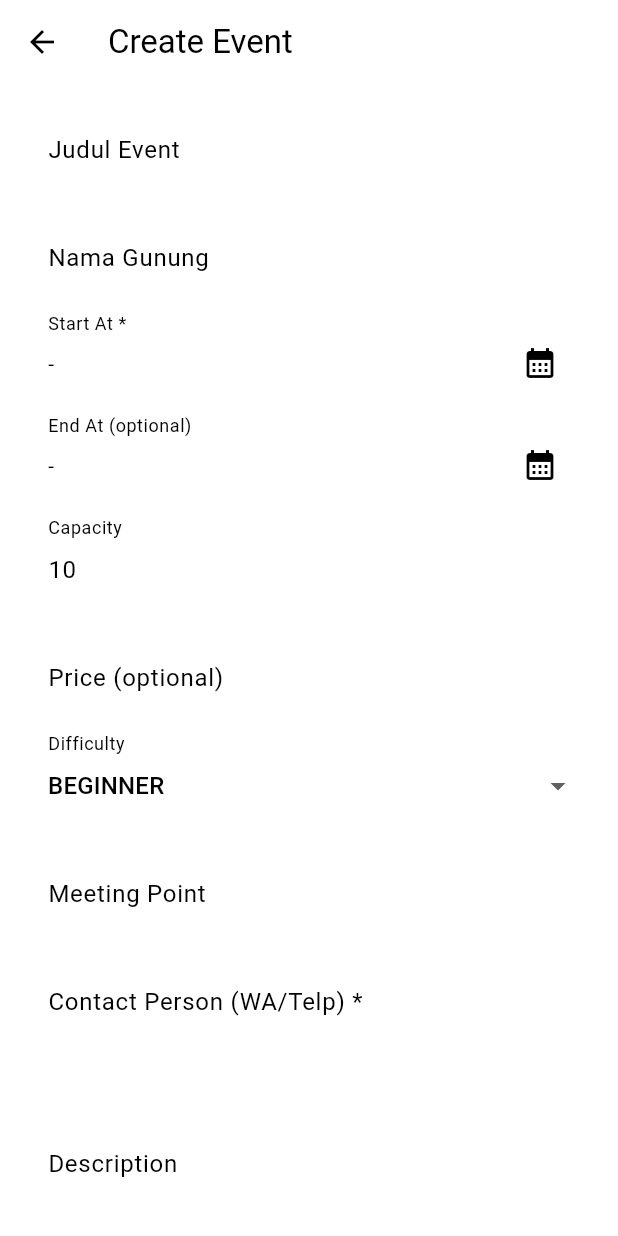
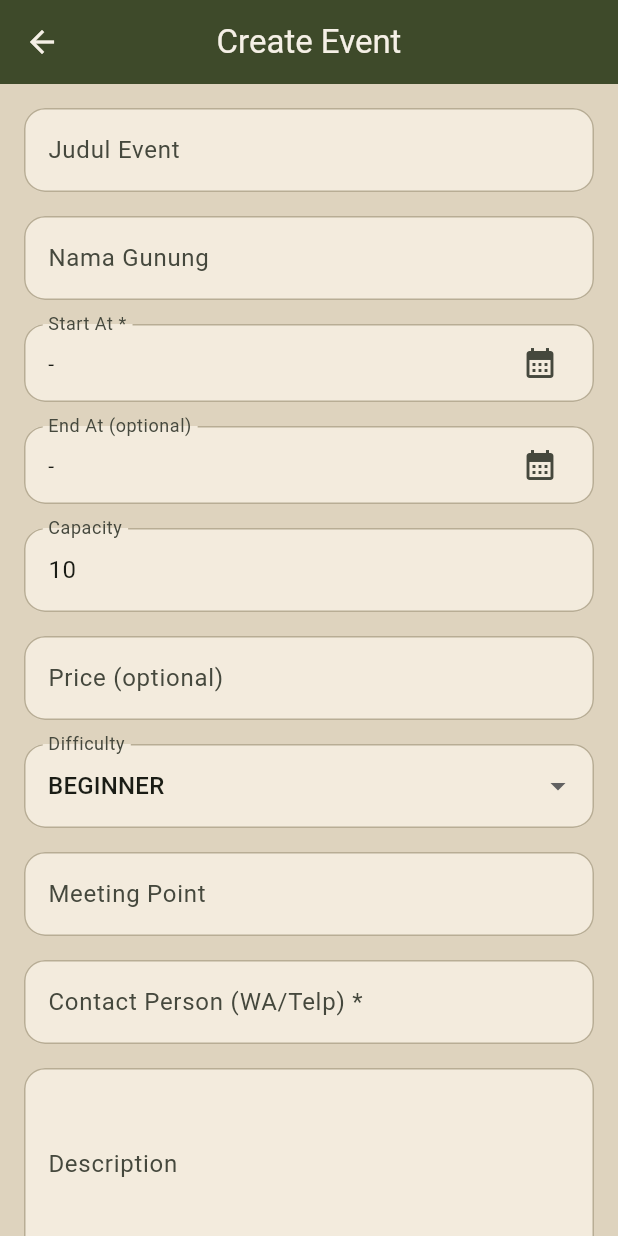
Before and after one commit to pbp-kelompok-c09/MountTrack_mobile, a Flutter app: the CommunityEventListPage screen opened directly, after a tap on the "add" icon, on a phone screen of 412 x 824 dp. Run offline on Flutter 3.47's test engine with Material 3 defaults, Android fonts, the phone set to English and light mode, and no system bars; missing offline and left inert: pbp_django_auth; accounts and stored records are empty.

Commit message:
community theme

```diff
--- /dev/null
+++ b/lib/community/community_theme.dart
@@ -0,0 +1,65 @@
+import 'package:flutter/material.dart';
+
+class CommunityTheme {
+  static ThemeData get theme {
+    const olive = Color(0xFF3E4A2A);
+    const bgBeige = Color(0xFFDED3BE);
+    const surfaceBeige = Color(0xFFE7DDC7);
+    const inputBeige = Color(0xFFF3EBDD);
+    const borderBeige = Color(0xFFB8AD95);
+    const onOlive = Color(0xFFF5F0E6);
+
+    final scheme = ColorScheme.fromSeed(
+      seedColor: olive,
+      brightness: Brightness.light,
+    ).copyWith(
+      background: bgBeige,
+      surface: surfaceBeige,
+      primary: olive,
+      onPrimary: onOlive,
+    );
+
+    return ThemeData(
+      useMaterial3: true,
+      colorScheme: scheme,
+
+      // background default
+      scaffoldBackgroundColor: bgBeige,
+
+      // bantu beberapa widget lama supaya gak putih
+      canvasColor: bgBeige,
+      dialogBackgroundColor: surfaceBeige,
+
+      appBarTheme: const AppBarTheme(
+        backgroundColor: olive,
+        foregroundColor: onOlive,
+        elevation: 0,
+        centerTitle: true,
+      ),
+
+      inputDecorationTheme: InputDecorationTheme(
+        filled: true,
+        fillColor: inputBeige,
+        border: OutlineInputBorder(
+          borderRadius: BorderRadius.circular(14),
+          borderSide: const BorderSide(color: borderBeige),
+        ),
+        enabledBorder: OutlineInputBorder(
+          borderRadius: BorderRadius.circular(14),
+          borderSide: const BorderSide(color: borderBeige),
+        ),
+        focusedBorder: OutlineInputBorder(
+          borderRadius: BorderRadius.circular(14),
+          borderSide: const BorderSide(color: olive, width: 1.6),
+        ),
+      ),
+
+      elevatedButtonTheme: ElevatedButtonThemeData(
+        style: ElevatedButton.styleFrom(
+          backgroundColor: olive,
+          foregroundColor: onOlive,
+        ),
+      ),
+    );
+  }
+}
--- a/lib/community/screens/event_create.dart
+++ b/lib/community/screens/event_create.dart
@@ -1,6 +1,7 @@
 import 'package:flutter/material.dart';
 import '../models/community_event.dart';
 import 'event_store.dart';
+import '../community_theme.dart';
 
 class CommunityEventCreatePage extends StatefulWidget {
   const CommunityEventCreatePage({super.key});
@@ -97,7 +98,9 @@ class _CommunityEventCreatePageState extends State<CommunityEventCreatePage> {
 
   @override
   Widget build(BuildContext context) {
-    return Scaffold(
+    return Theme(
+      data: CommunityTheme.theme,
+      child: Scaffold(
         appBar: AppBar(title: const Text("Create Event")),
         body: SingleChildScrollView(
           padding: const EdgeInsets.all(16),
@@ -154,6 +157,7 @@ class _CommunityEventCreatePageState extends State<CommunityEventCreatePage> {
                 ),
               ),
             ],
+          ),
         ),
       ),
     );
--- a/lib/community/screens/event_detail.dart
+++ b/lib/community/screens/event_detail.dart
@@ -2,6 +2,7 @@ import 'package:flutter/material.dart';
 import '../models/community_event.dart';
 import '../models/comment.dart';
 import '../models/event_join.dart';
+import '../community_theme.dart';
 
 class CommunityEventDetailPage extends StatefulWidget {
   final CommunityEvent event;
@@ -126,7 +127,9 @@ class _CommunityEventDetailPageState extends State<CommunityEventDetailPage> {
     final e = widget.event;
     final kuota = "${e.confirmedCount()}/${e.capacity}";
 
-    return Scaffold(
+    return Theme(
+      data: CommunityTheme.theme,
+      child: Scaffold(
         appBar: AppBar(
           title: const Text("Event Detail"),
           actions: [
@@ -196,6 +199,7 @@ class _CommunityEventDetailPageState extends State<CommunityEventDetailPage> {
                   )),
           ],
         ),
+      ),
     );
   }
 }
--- a/lib/community/screens/event_list.dart
+++ b/lib/community/screens/event_list.dart
@@ -3,6 +3,7 @@ import '../models/community_event.dart';
 import 'event_create.dart';
 import 'event_detail.dart';
 import 'event_store.dart';
+import '../community_theme.dart';
 
 class CommunityEventListPage extends StatefulWidget {
   const CommunityEventListPage({super.key});
@@ -44,7 +45,9 @@ class _CommunityEventListPageState extends State<CommunityEventListPage> {
   Widget build(BuildContext context) {
     final items = filtered;
 
-    return Scaffold(
+    return Theme(
+      data: CommunityTheme.theme,
+      child: Scaffold(
         appBar: AppBar(
           title: const Text("Community Events"),
           centerTitle: true,
@@ -155,6 +158,7 @@ class _CommunityEventListPageState extends State<CommunityEventListPage> {
           },
           child: const Icon(Icons.add),
         ),
+      ),
     );
   }
 
```
Lines whose indentation alone changed are shown as unchanged.
